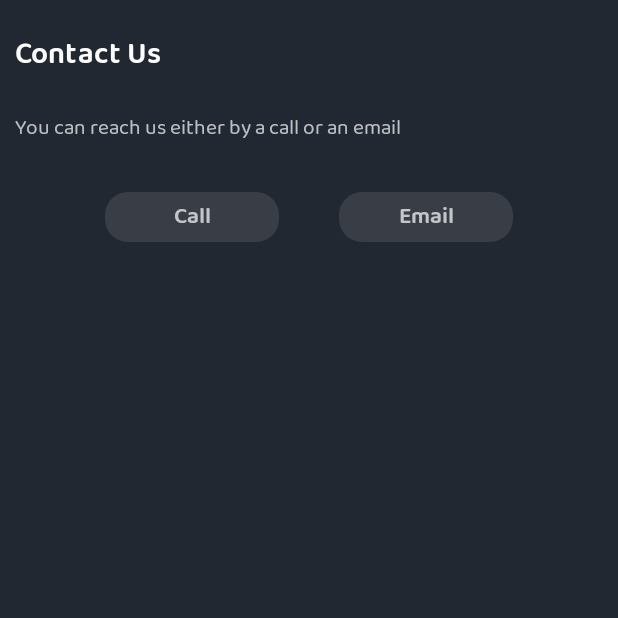
After one commit to pkrmehta/EcardLatest, an Android app: the ContactUs screen opened directly, with no data from a screen before it, on a phone screen of 412 x 824 dp, the top half of it. The commit adds this screen. Run offline under Robolectric (Android 15) with nearby library versions, the phone set to English and light mode, and no system bars.

Commit message:
ui update 3

```diff
--- /dev/null
+++ b/app/src/main/java/com/pkdev/e_card/ContactUs.java
@@ -0,0 +1,14 @@
+package com.pkdev.e_card;
+
+import androidx.appcompat.app.AppCompatActivity;
+
+import android.os.Bundle;
+
+public class ContactUs extends AppCompatActivity {
+
+    @Override
+    protected void onCreate(Bundle savedInstanceState) {
+        super.onCreate(savedInstanceState);
+        setContentView(R.layout.activity_contact_us);
+    }
+}
--- /dev/null
+++ b/app/src/main/res/layout/activity_contact_us.xml
@@ -0,0 +1,69 @@
+<?xml version="1.0" encoding="utf-8"?>
+<LinearLayout xmlns:android="http://schemas.android.com/apk/res/android"
+    xmlns:app="http://schemas.android.com/apk/res-auto"
+    xmlns:tools="http://schemas.android.com/tools"
+    android:layout_width="match_parent"
+    android:padding="10dp"
+    android:layout_height="match_parent"
+    android:background="@color/myDark"
+    android:orientation="vertical"
+    tools:context=".ContactUs">
+
+    <TextView
+        android:layout_width="wrap_content"
+        android:layout_height="wrap_content"
+        android:text="Contact Us"
+        android:layout_marginTop="10dp"
+        android:textStyle="bold"
+        android:fontFamily="@font/balooda_semibold"
+        android:textColor="@android:color/white"
+        android:textSize="20dp"/>
+
+    <TextView
+        android:layout_width="wrap_content"
+        android:layout_height="wrap_content"
+        android:layout_marginTop="20dp"
+        android:text="You can reach us either by a call or an email"
+        android:fontFamily="@font/balooda_regular"/>
+
+    <LinearLayout
+        android:layout_marginBottom="30dp"
+        android:layout_marginTop="30dp"
+        android:layout_width="match_parent"
+        android:layout_height="wrap_content"
+        android:layout_marginHorizontal="40dp"
+        android:weightSum="2"
+        android:orientation="horizontal">
+
+        <TextView
+            android:id="@+id/contactUs_CallButton"
+            android:layout_marginHorizontal="20dp"
+            android:layout_width="match_parent"
+            android:layout_height="wrap_content"
+            android:background="@drawable/myinfo_layoutback"
+            android:text="Call"
+            android:gravity="center"
+            android:layout_weight="1"
+            android:paddingVertical="3dp"
+            android:fontFamily="@font/balooda_semibold"
+            android:textSize="15dp"/>
+
+        <TextView
+            android:id="@+id/contactUs_emailButton"
+            android:layout_marginHorizontal="20dp"
+            android:layout_width="match_parent"
+            android:layout_height="wrap_content"
+            android:background="@drawable/myinfo_layoutback"
+            android:text="Email"
+            android:gravity="center"
+            android:layout_weight="1"
+            android:paddingVertical="3dp"
+            android:fontFamily="@font/balooda_semibold"
+            android:textSize="15dp"/>
+
+
+
+
+    </LinearLayout>
+
+</LinearLayout>
--- a/app/src/main/res/layout/popup_email.xml
+++ b/app/src/main/res/layout/popup_email.xml
@@ -48,6 +48,8 @@
         android:orientation="horizontal">
 
         <com.jaredrummler.materialspinner.MaterialSpinner
+            app:ms_background_color="@color/myDarkLight"
+            app:ms_text_color="@android:color/white"
             android:layout_width="match_parent"
             android:layout_height="wrap_content"
             android:id="@+id/popupEmail_emailTypeSpinner"/>
```
Also changed, not shown: app/src/main/AndroidManifest.xml (+16 -7 lines), app/src/main/java/com/pkdev/e_card/AboutUs.java (added, +14 -0 lines), app/src/main/java/com/pkdev/e_card/EditProfile.java (+20 -0 lines), app/src/main/java/com/pkdev/e_card/PrivacyPolicy.java (added, +14 -0 lines), app/src/main/java/com/pkdev/e_card/TnC.java (added, +14 -0 lines), app/src/main/res/layout/activity_about_us.xml (added, +25 -0 lines), app/src/main/res/layout/activity_privacy_policy.xml (added, +21 -0 lines), app/src/main/res/layout/activity_tn_c.xml (added, +21 -0 lines), app/src/main/res/layout/popup_phone_add.xml (+8 -1 lines).
